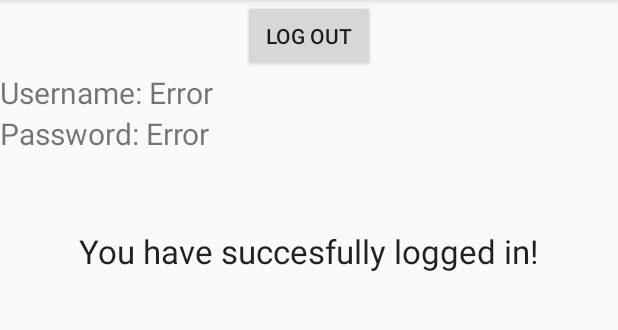
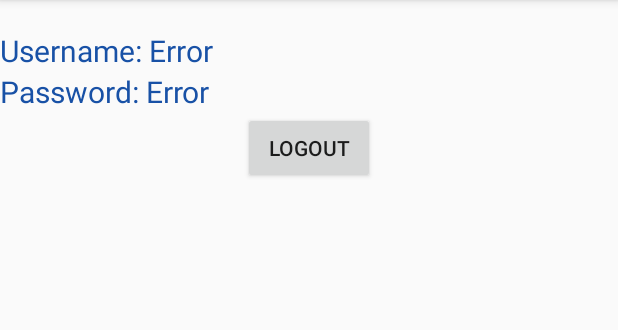
Before and after one commit to codyweis/iDea, an Android app: the Home screen opened directly, with no data from a screen before it, on a phone screen of 412 x 824 dp, the part 84-414 px from its top. Run offline under Robolectric (Android 15) with nearby library versions, the phone set to English and light mode, and no system bars.

Commit message:
Up to date

```diff
--- a/app/src/main/java/apps/luck3y/com/idea/Home.java
+++ b/app/src/main/java/apps/luck3y/com/idea/Home.java
@@ -7,6 +7,8 @@ import android.content.SharedPreferences;
 import android.os.Bundle;
 import android.support.v7.app.AlertDialog;
 import android.support.v7.app.AppCompatActivity;
+import android.view.Menu;
+import android.view.MenuItem;
 import android.view.View;
 import android.widget.Button;
 import android.widget.EditText;
@@ -18,41 +20,27 @@ import android.widget.TextView;
 public class Home extends AppCompatActivity implements View.OnClickListener{
 
     Button btnLgout;
-    TextView test1;
+
+    TextView test;
     TextView test2;
-    TextView test3;
 
     @Override
     protected void onCreate(Bundle savedInstanceState) {
         super.onCreate(savedInstanceState);
         setContentView(R.layout.activity_home);
 
-        test1 = (TextView) findViewById(R.id.test1);
+        test = (TextView) findViewById(R.id.test);
         test2 = (TextView) findViewById(R.id.test2);
-        test3 = (TextView) findViewById(R.id.test3);
+        btnLgout = (Button) findViewById(R.id.btnlgout);
 
-        btnLgout = (Button) findViewById(R.id.btnLgout);
+        btnLgout.setOnClickListener(this);
 
         SharedPreferences sharedPreferences = getSharedPreferences(Config.sharedPref, Context.MODE_PRIVATE);
         String username = sharedPreferences.getString(Config.username, "Error");
         String password = sharedPreferences.getString(Config.password, "Error");
 
-        test2.setText("Username: " + username);
-        test3.setText("Password: " + password);
-
-        btnLgout.setOnClickListener(this);
-
-    }
-
-    @Override
-    public void onClick(View v) {
-        switch(v.getId()){
-            case R.id.btnLgout:
-                logUserOut();
-        }
-    }
-
-    private void displayUser(){
+        test.setText("Username: " + username);
+        test2.setText("Password: " + password);
 
     }
 
@@ -89,4 +77,30 @@ public class Home extends AppCompatActivity implements View.OnClickListener{
         AlertDialog alertDialog = alertDialogBuilder.create();
         alertDialog.show();
     }
+
+//    //create menu option in toolbar
+//    @Override
+//    public boolean onCreateOptionsMenu(Menu menu) {
+//        getMenuInflater().inflate(R.menu.menu, menu);
+//        return true;
+//    }
+
+//    @Override
+//    public boolean onOptionsItemSelected(MenuItem item) {
+//        int id = item.getItemId();
+//        if(id == R.id.menuLogout){
+//            logUserOut();
+//        }
+//        return super.onOptionsItemSelected(item);
+//    }
+
+    @Override
+    public void onClick(View v) {
+        switch(v.getId()){
+            case R.id.btnlgout:
+                logUserOut();
+                break;
+        }
+    }
+
 }
--- a/app/src/main/java/apps/luck3y/com/idea/Login.java
+++ b/app/src/main/java/apps/luck3y/com/idea/Login.java
@@ -58,7 +58,7 @@ public class Login extends AppCompatActivity implements View.OnClickListener{
         // if logged in
         if(isLoggedIn){
             //start new activity
-            Intent intent = new Intent(this, Home.class);
+            Intent intent = new Intent(Login.this, Home.class);
             startActivity(intent);
         }
     }
@@ -69,7 +69,7 @@ public class Login extends AppCompatActivity implements View.OnClickListener{
         final String password = txtPswrd.getText().toString().trim();
 
         //create string request
-        StringRequest stringRequest = new StringRequest(Request.Method.POST, Config.SERVER_ADDRESS+"GetUserData.php",
+        StringRequest stringRequest = new StringRequest(Request.Method.POST, Config.SERVER_ADDRESS + "Login.php",
                 new Response.Listener<String>() {
                     @Override
                     public void onResponse(String response) {
--- a/app/src/main/res/layout/activity_home.xml
+++ b/app/src/main/res/layout/activity_home.xml
@@ -3,34 +3,27 @@
     android:orientation="vertical" android:layout_width="match_parent"
     android:layout_height="match_parent">
 
-    <Button
-        android:layout_width="wrap_content"
+    <TextView
+        android:layout_width="fill_parent"
         android:layout_height="wrap_content"
-        android:text="Log Out"
-        android:id="@+id/btnLgout"
-        android:layout_gravity="center_horizontal" />
+        android:id="@+id/test"
+        android:layout_gravity="center_horizontal"
+        android:layout_marginTop="20dp"
+        android:textColor="#1851a6"
+        android:textSize="20dp" />
 
     <TextView
         android:layout_width="fill_parent"
         android:layout_height="wrap_content"
         android:id="@+id/test2"
         android:layout_gravity="center_horizontal"
+        android:textColor="#1851a6"
         android:textSize="20dp" />
 
-    <TextView
-        android:layout_width="fill_parent"
-        android:layout_height="wrap_content"
-        android:id="@+id/test3"
-        android:layout_gravity="center_horizontal"
-        android:textSize="20dp" />
-
-    <TextView
+    <Button
         android:layout_width="wrap_content"
         android:layout_height="wrap_content"
-        android:textAppearance="?android:attr/textAppearanceLarge"
-        android:text="You have succesfully logged in!"
-        android:id="@+id/textView"
-        android:layout_gravity="center_horizontal"
-        android:layout_marginTop="50dp" />
-
+        android:text="Logout"
+        android:id="@+id/btnlgout"
+        android:layout_gravity="center_horizontal" />
 </LinearLayout>
```
Also changed, not shown: app/src/main/java/apps/luck3y/com/idea/GetUserCallBack.java (deleted, +0 -13 lines), app/src/main/java/apps/luck3y/com/idea/LoginCopy.java (deleted, +0 -85 lines), app/src/main/java/apps/luck3y/com/idea/RegisterCopy.java (deleted, +0 -61 lines), app/src/main/java/apps/luck3y/com/idea/ServerRequest.java (deleted, +0 -158 lines), app/src/main/java/apps/luck3y/com/idea/UserLocalData.java (deleted, +0 -59 lines).
